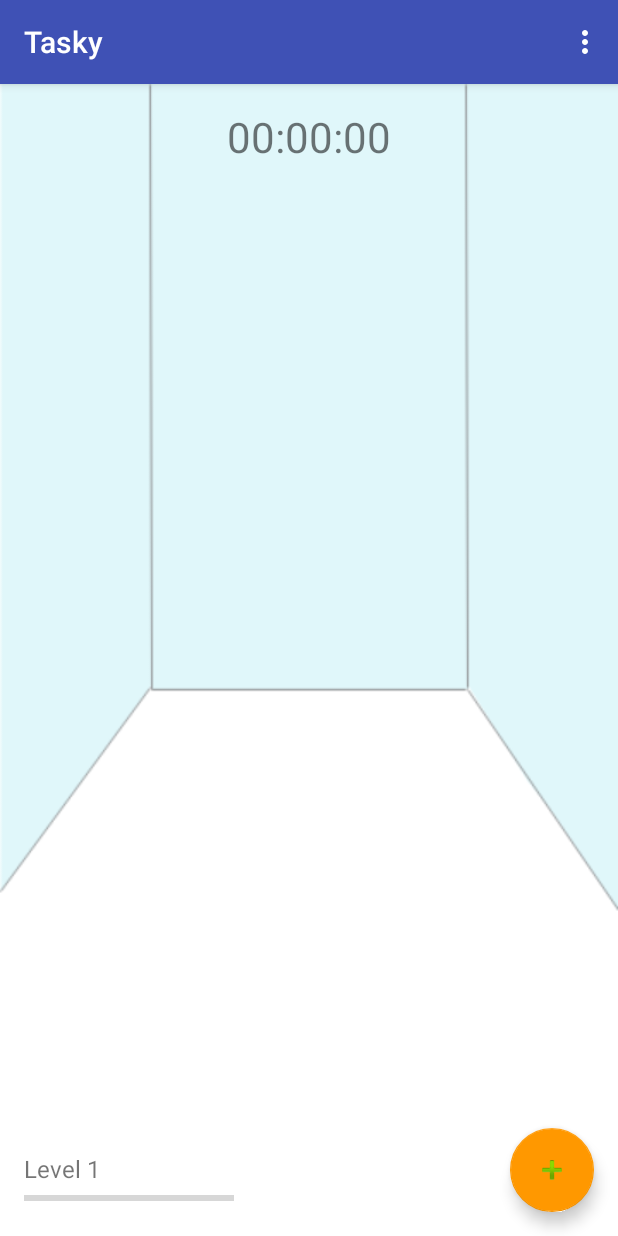
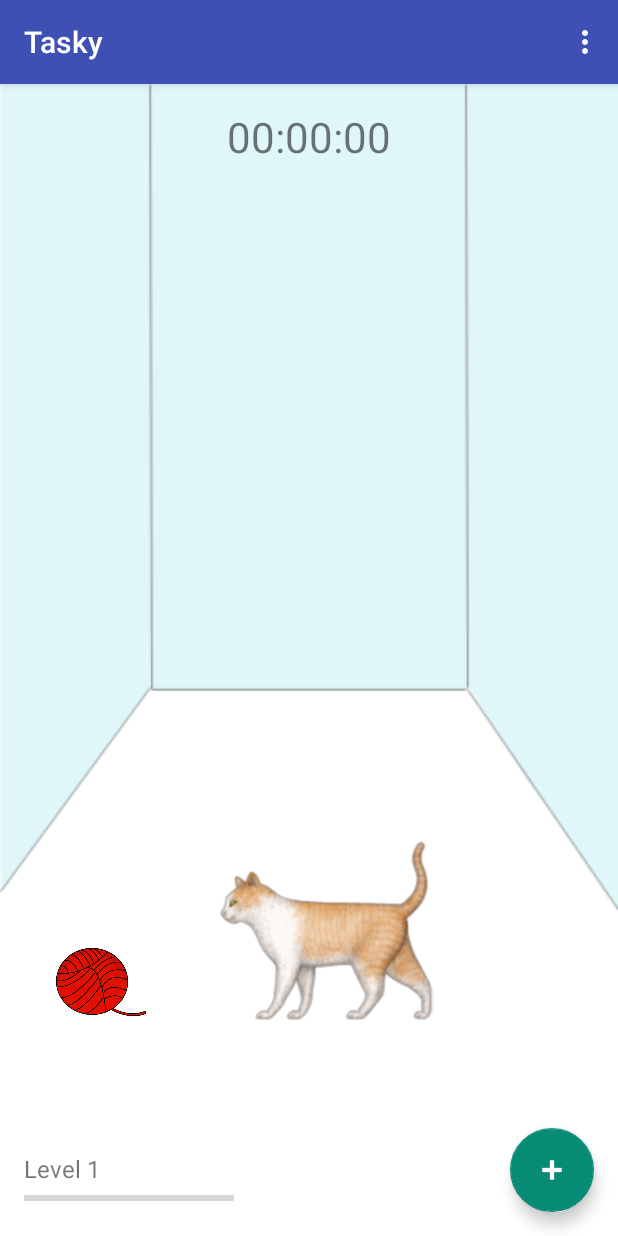
Before and after one commit to cqpham/SEG3125_Project, an Android app: the screen it shows after launch (MainActivity), on a phone screen of 412 x 824 dp. Run offline under Robolectric (Android 15) with nearby library versions, the phone set to English and light mode, and no system bars.

Commit message:
Latest code and fixes

```diff
--- a/app/src/main/java/seg3125/project/MainActivity.java
+++ b/app/src/main/java/seg3125/project/MainActivity.java
@@ -16,15 +16,18 @@ import android.widget.NumberPicker;
 import android.widget.ProgressBar;
 import android.widget.TextView;
 
+import org.w3c.dom.Text;
+
 public class MainActivity extends AppCompatActivity {
 
     private TextView countdownText;
     private TextView levelText;
-    private long taskDurationMilliseconds, taskDurationMinutes;
+    private int taskDurationMilliseconds, taskDurationMinutes;
     private final String[] minArray = {"5", "10", "15", "20", "25", "30", "35", "40", "45", "50", "55"};
-    private int defaultPointsThresholdValue, levelPointsThreshold;
-    private int defaultLevelValue, level, defaultPointsEarnedValue, pointsEarned;
+    private int defaultPointsThreshold, levelPointsThreshold;
+    private int defaultLevel, level, defaultPointsEarnedTotal, pointsEarnedTotal, defaultPointsEarnedForLevel, pointsEarnedForLevel;
     private SharedPreferences sharedPreferences;
+    private SharedPreferences.Editor editor;
     private ProgressBar progressBar;
 
     @Override
@@ -33,12 +36,16 @@ public class MainActivity extends AppCompatActivity {
         setContentView(R.layout.activity_main);
 
         sharedPreferences = getPreferences(Context.MODE_PRIVATE);
-        defaultLevelValue = getResources().getInteger(R.integer.saved_level_default);
-        level = sharedPreferences.getInt(getString(R.string.saved_level), defaultLevelValue);
-        defaultPointsEarnedValue = getResources().getInteger(R.integer.points_earned_default);
-        pointsEarned = sharedPreferences.getInt(getString(R.string.points_earned), defaultPointsEarnedValue);
-        defaultPointsThresholdValue = getResources().getInteger(R.integer.default_level_points_threshold);
-        levelPointsThreshold = sharedPreferences.getInt(getString(R.string.level_points_threshold), defaultPointsThresholdValue);
+        defaultLevel = getResources().getInteger(R.integer.saved_level_default);
+        level = sharedPreferences.getInt(getString(R.string.saved_level), defaultLevel);
+        defaultPointsEarnedTotal = getResources().getInteger(R.integer.points_earned_default);
+        pointsEarnedTotal = sharedPreferences.getInt(getString(R.string.points_earned), defaultPointsEarnedTotal);
+        defaultPointsThreshold = getResources().getInteger(R.integer.default_level_points_threshold);
+        levelPointsThreshold = sharedPreferences.getInt(getString(R.string.level_points_threshold), defaultPointsThreshold);
+        defaultPointsEarnedForLevel = getResources().getInteger(R.integer.default_points_earned_level);
+        pointsEarnedForLevel = sharedPreferences.getInt(getString(R.string.points_earned_level), defaultPointsEarnedForLevel);
+
+        editor = sharedPreferences.edit();
 
         Toolbar toolbar = (Toolbar) findViewById(R.id.toolbar);
         setSupportActionBar(toolbar);
@@ -54,7 +61,7 @@ public class MainActivity extends AppCompatActivity {
         progressBar = (ProgressBar) findViewById(R.id.xpPointsProgressBar);
         progressBar.setVisibility(View.VISIBLE);
         progressBar.setMax(levelPointsThreshold);
-        progressBar.setProgress(pointsEarned);
+        progressBar.setProgress(pointsEarnedTotal);
 
         countdownText = (TextView) findViewById(R.id.countDownText) ;
         levelText = (TextView) findViewById(R.id.level_text);
@@ -66,6 +73,78 @@ public class MainActivity extends AppCompatActivity {
         //Inflate the menu -> this adds items to the action bar
         getMenuInflater().inflate(R.menu.main_menu, menu);
         return true;
+    }
+
+    private class CustomCountDownTimer extends CountDownTimer {
+
+        public CustomCountDownTimer (long millisInFuture, long countDownInterval) {
+            super(millisInFuture, countDownInterval);
+        }
+
+        @Override
+        public void onTick (long millisUntilFinished) {
+            //Convert milliseconds into hours, minutes, seconds
+            String hms = formatMilliseconds(millisUntilFinished);
+            countdownText.setText(hms);
+        }
+
+        @Override
+        public void onFinish() {
+            //reset timer
+            countdownText.setText(R.string.timer_default);
+            int earnedPoints = calculateXpPoints(taskDurationMinutes);
+            pointsEarnedTotal += earnedPoints;
+            pointsEarnedForLevel += earnedPoints;
+            //NEED TO SET PREFERENCES
+
+            if (canLevelUp(earnedPoints)) {
+                level += 1;
+                levelPointsThreshold = getLevelPointsThreshold(level);
+                showLevelUpDialog();
+            } else {
+                showFinishedTaskDialog(earnedPoints);
+            }
+        }
+
+        private String formatMilliseconds(long milliseconds) {
+            long secondsInMilli = 1000;
+            long minutesInMilli = secondsInMilli * 60;
+            long hoursInMilli = minutesInMilli * 60;
+
+            long elapsedHours = milliseconds / hoursInMilli;
+            milliseconds = milliseconds % hoursInMilli;
+
+            long elapsedMinutes = milliseconds / minutesInMilli;
+            milliseconds = milliseconds % minutesInMilli;
+
+            long elapsedSeconds = milliseconds / secondsInMilli;
+
+            return String.format("%02d:%02d:%02d", elapsedHours, elapsedMinutes, elapsedSeconds);
+        }
+    }
+
+    private int calculateXpPoints(int minutes) {
+        return minutes*100;
+    }
+
+    private boolean canLevelUp(int pointsJustEarned) {
+        if (pointsJustEarned == 0) {
+            return false;
+        } else if ((pointsJustEarned + pointsEarnedTotal) == levelPointsThreshold) {
+            return true;
+        }
+
+        return false;
+    }
+
+    private int getLevelPointsThreshold(int level) {
+        int points = R.integer.default_level_points_threshold;
+
+         for (int i = 2; i <= level; i++) {
+            points += points*i;
+         }
+
+        return points;
     }
 
     private void showCreateTaskDialog() {
@@ -97,7 +176,7 @@ public class MainActivity extends AppCompatActivity {
                         //Get duration
                         taskDurationMinutes = hrPicker.getValue()*60 + Integer.parseInt(minArray[minPicker.getValue()]);
                         taskDurationMilliseconds = taskDurationMinutes*60000;
-                        CustomCountDownTimer customCountDownTimer = new CustomCountDownTimer(taskDurationMilliseconds, 1000);
+                        CustomCountDownTimer customCountDownTimer = new CustomCountDownTimer(2000, 1000);
                         customCountDownTimer.start();
                     }
                 });
@@ -117,7 +196,7 @@ public class MainActivity extends AppCompatActivity {
         dialog.show();
     }
 
-    private void showFinishedTaskDialog() {
+    private void showFinishedTaskDialog(int earnedPoints) {
         AlertDialog.Builder builder = new AlertDialog.Builder(MainActivity.this);
 
         LayoutInflater inflater = getLayoutInflater();
@@ -125,8 +204,7 @@ public class MainActivity extends AppCompatActivity {
         builder.setView(dialogView);
 
         TextView earned_points_text = (TextView) dialogView.findViewById(R.id.earned_points_text);
-        Long earnedPoints = calculateXpPoints(taskDurationMinutes);
-        earned_points_text.setText(R.string.earned_points + Long.toString(earnedPoints) + R.string.points);
+        earned_points_text.setText(getResources().getString(R.string.earned_points) + " " + Integer.toString(earnedPoints) + " " + getResources().getString(R.string.points));
 
         String positiveText = getString(android.R.string.ok);
         builder.setPositiveButton(positiveText,
@@ -135,8 +213,6 @@ public class MainActivity extends AppCompatActivity {
                     public void onClick(DialogInterface dialog, int which) {
                         // positive button logic
                         dialog.cancel();
-                        level += 1;
-                        levelText.setText(R.string.level + " " + level);
                     }
                 });
 
@@ -145,53 +221,28 @@ public class MainActivity extends AppCompatActivity {
         dialog.show();
     }
 
-    private long calculateXpPoints(long minutes) {
-        return minutes*100;
-    }
+    private void showLevelUpDialog() {
+        AlertDialog.Builder builder = new AlertDialog.Builder(MainActivity.this);
 
-    private boolean canLevelUp(long pointsEarned) {
-        boolean bolLevelUp = false;
+        LayoutInflater inflater = getLayoutInflater();
+        View dialogView = inflater.inflate(R.layout.level_up, null);
+        builder.setView(dialogView);
 
-        if (pointsEarned == 0) {
-            return bolLevelUp;
-        }
-        return bolLevelUp;
-    }
+        TextView level_up_text = (TextView) dialogView.findViewById(R.id.level_up_text);
+        level_up_text.setText(getResources().getString(R.string.level_up) + " " + level + "!");
 
-    private class CustomCountDownTimer extends CountDownTimer {
+        String positiveText = getString(android.R.string.ok);
+        builder.setPositiveButton(positiveText,
+                new DialogInterface.OnClickListener() {
+                    @Override
+                    public void onClick(DialogInterface dialog, int which) {
+                        // positive button logic
+                        dialog.cancel();
+                    }
+                });
 
-        public CustomCountDownTimer (long millisInFuture, long countDownInterval) {
-            super(millisInFuture, countDownInterval);
-        }
-
-        @Override
-        public void onTick (long millisUntilFinished) {
-            //Convert milliseconds into hours, minutes, seconds
-            String hms = formatMilliseconds(millisUntilFinished);
-            countdownText.setText(hms);
-        }
-
-        @Override
-        public void onFinish() {
-            //reset timer
-            countdownText.setText(R.string.timer_default);
-            showFinishedTaskDialog();
-        }
-
-        private String formatMilliseconds(long milliseconds) {
-            long secondsInMilli = 1000;
-            long minutesInMilli = secondsInMilli * 60;
-            long hoursInMilli = minutesInMilli * 60;
-
-            long elapsedHours = milliseconds / hoursInMilli;
-            milliseconds = milliseconds % hoursInMilli;
-
-            long elapsedMinutes = milliseconds / minutesInMilli;
-            milliseconds = milliseconds % minutesInMilli;
-
-            long elapsedSeconds = milliseconds / secondsInMilli;
-
-            return String.format("%02d:%02d:%02d", elapsedHours, elapsedMinutes, elapsedSeconds);
-        }
+        AlertDialog dialog = builder.create();
+        // display dialog
+        dialog.show();
     }
 }
--- a/app/src/main/res/drawable/ic_add_black_24dp.xml
+++ b/app/src/main/res/drawable/ic_add_black_24dp.xml
@@ -4,6 +4,6 @@
         android:viewportWidth="24.0"
         android:viewportHeight="24.0">
     <path
-        android:fillColor="#FF000000"
+        android:fillColor="#FFFFFF"
         android:pathData="M19,13h-6v6h-2v-6H5v-2h6V5h2v6h6v2z"/>
 </vector>
--- a/app/src/main/res/layout/activity_main.xml
+++ b/app/src/main/res/layout/activity_main.xml
@@ -29,6 +29,7 @@
         android:layout_height="wrap_content"
         android:layout_gravity="bottom|end"
         android:layout_margin="@dimen/fab_margin"
+        android:tint="@android:color/white"
         app:srcCompat="@android:drawable/ic_input_add" />
 
 </android.support.design.widget.CoordinatorLayout>
--- a/app/src/main/res/layout/content_main.xml
+++ b/app/src/main/res/layout/content_main.xml
@@ -7,13 +7,13 @@
     app:layout_behavior="@string/appbar_scrolling_view_behavior"
     tools:context="seg3125.project.MainActivity"
     tools:showIn="@layout/activity_main"
-    android:id="@+id/constraintLayout">
+    android:id="@+id/constraintLayout"
+    android:orientation="vertical">
 
     <ImageView
         android:id="@+id/room_img"
         android:layout_width="0dp"
         android:layout_height="0dp"
-        android:layout_weight="1"
         android:adjustViewBounds="true"
         android:cropToPadding="false"
         android:scaleType="fitXY"
@@ -29,56 +29,106 @@
         android:id="@+id/countdown_layout"
         android:layout_width="0dp"
         android:layout_height="0dp"
-        android:layout_margin="16dp"
+        android:layout_marginLeft="16dp"
+        android:layout_marginRight="16dp"
+        android:layout_marginTop="16dp"
         android:orientation="vertical"
         app:layout_constraintTop_toTopOf="parent"
-        app:layout_constraintBottom_toBottomOf="parent"
-        app:layout_constraintEnd_toEndOf="parent"
-        app:layout_constraintStart_toStartOf="parent"
-        android:gravity="center_horizontal">
+        app:layout_constraintBottom_toTopOf="@+id/cat_layout"
+        app:layout_constraintRight_toRightOf="parent"
+        app:layout_constraintLeft_toLeftOf="parent"
+        app:layout_constraintVertical_weight="1"
+        android:gravity="center_horizontal"
+        android:layout_marginStart="16dp"
+        android:layout_marginEnd="16dp">
         <TextView
             android:id="@+id/countDownText"
             android:layout_width="wrap_content"
             android:layout_height="wrap_content"
             android:gravity="center_horizontal"
             android:text="@string/timer_default"
-            app:layout_constraintBottom_toTopOf="parent"
+            app:layout_constraintBottom_toTopOf="@id/cat_layout"
             app:layout_constraintTop_toTopOf="parent"
             app:layout_constraintRight_toRightOf="parent"
             app:layout_constraintLeft_toLeftOf="parent"
             android:textSize="28sp"/>
     </LinearLayout>
 
+    <RelativeLayout
+        android:id="@+id/cat_layout"
+        android:layout_width="0dp"
+        android:layout_height="0dp"
+        android:orientation="vertical"
+        app:layout_constraintLeft_toLeftOf="parent"
+        app:layout_constraintRight_toRightOf="parent"
+        app:layout_constraintTop_toBottomOf="@+id/countdown_layout"
+        app:layout_constraintBottom_toTopOf="@+id/level_layout"
+        app:layout_constraintEnd_toEndOf="parent"
+        app:layout_constraintStart_toStartOf="parent"
+        app:layout_constraintVertical_weight="5">
+
+        <ImageView
+            android:id="@+id/yarn_ball"
+            android:layout_width="60dp"
+            android:layout_height="60dp"
+            android:layout_alignBottom="@+id/cat"
+            android:layout_alignParentLeft="true"
+            android:layout_alignParentStart="true"
+            android:layout_marginLeft="37dp"
+            android:layout_marginStart="37dp"
+            app:srcCompat="@drawable/yarn_ball" />
+
+        <ImageView
+            android:id="@+id/cat"
+            android:layout_width="158dp"
+            android:layout_height="147dp"
+            app:srcCompat="@drawable/cat"
+            android:layout_alignParentBottom="true"
+            android:layout_toRightOf="@+id/yarn_ball"
+            android:layout_toEndOf="@+id/yarn_ball"
+            android:layout_marginLeft="41dp"
+            android:layout_marginStart="41dp"
+            android:layout_marginBottom="18dp" />
+    </RelativeLayout>
+
     <LinearLayout
         android:id="@+id/level_layout"
         android:layout_width="0dp"
         android:layout_height="0dp"
-        android:layout_margin="16dp"
+        android:layout_marginBottom="16dp"
+        android:layout_marginRight="16dp"
+        android:layout_marginLeft="16dp"
+        android:gravity="bottom"
         android:orientation="vertical"
-        app:layout_constraintTop_toTopOf="parent"
         app:layout_constraintBottom_toBottomOf="parent"
         app:layout_constraintEnd_toEndOf="parent"
         app:layout_constraintStart_toStartOf="parent"
-        android:gravity="bottom">
+        app:layout_constraintTop_toBottomOf="@+id/cat_layout"
+        app:layout_constraintVertical_bias="0.0"
+        app:layout_constraintVertical_weight="1"
+        tools:layout_editor_absoluteX="16dp">
+
         <TextView
             android:id="@+id/level_text"
             android:layout_width="wrap_content"
             android:layout_height="wrap_content"
             android:text="@string/level"
-            app:layout_constraintTop_toTopOf="parent"
+            android:textSize="16sp"
+            app:layout_constraintHorizontal_bias="0.045"
             app:layout_constraintLeft_toLeftOf="parent"
             app:layout_constraintRight_toRightOf="parent"
-            app:layout_constraintHorizontal_bias="0.045"
-            android:textSize="16sp"/>
+            app:layout_constraintTop_toTopOf="parent" />
+
         <ProgressBar
             android:id="@+id/xpPointsProgressBar"
             style="?android:attr/progressBarStyleHorizontal"
             android:layout_width="140dp"
             android:layout_height="18dp"
             app:layout_constraintBottom_toBottomOf="parent"
-            app:layout_constraintTop_toBottomOf="@id/level_text"
             app:layout_constraintHorizontal_bias="0.061"
             app:layout_constraintLeft_toLeftOf="parent"
-            app:layout_constraintRight_toRightOf="parent" />
+            app:layout_constraintRight_toRightOf="parent"
+            app:layout_constraintTop_toBottomOf="@id/level_text" />
+
     </LinearLayout>
 </android.support.constraint.ConstraintLayout>
--- a/app/src/main/res/values/colors.xml
+++ b/app/src/main/res/values/colors.xml
@@ -1,9 +1,9 @@
 <?xml version="1.0" encoding="utf-8"?>
 <resources>
-    <color name="colorPrimary">#3F51B5</color>
-    <color name="colorPrimaryDark">#303F9F</color>
+    <color name="colorPrimary">#3E50B4</color>
+    <color name="colorPrimaryDark">#2F3E9E</color>
     <color name="colorPrimaryLight">#C5CAE9</color>
-    <color name="colorAccent">#FF9800</color>
+    <color name="colorAccent">#078B75</color>
     <color name="textColorPrimary">#FFFFFF</color>
     <color name="windowBackground">#FFFFFF</color>
     <color name="textColorSecondary">#757575</color>
--- a/app/src/main/res/values/strings.xml
+++ b/app/src/main/res/values/strings.xml
@@ -13,7 +13,8 @@
     <string name="oh_yeah">Oh yeah!</string>
     <string name="earned_points">You\'ve earned</string>
     <string name="points">XP points!</string>
-    <string name="level_up">You\'ve leveled up! An item has been added to your room!</string>
+    <string name="level_up">You\'ve advanced to level</string>
+    <string name="item_added">An item has been added to your room!</string>
 
     <!-- Values for SharedPreferences -->
     <integer name="saved_level_default">1</integer>
@@ -22,4 +23,6 @@
     <string name="points_earned">0</string>
     <integer name="default_level_points_threshold">100</integer>
     <string name="level_points_threshold">100</string>
+    <integer name="default_points_earned_level">0</integer>
+    <string name="points_earned_level">0</string>
 </resources>
```
Also changed, not shown: app/src/main/res/layout/level_up.xml (+16 -7 lines), app/src/main/res/drawable/cat.png (added), app/src/main/res/drawable/yarn_ball.png (added).
